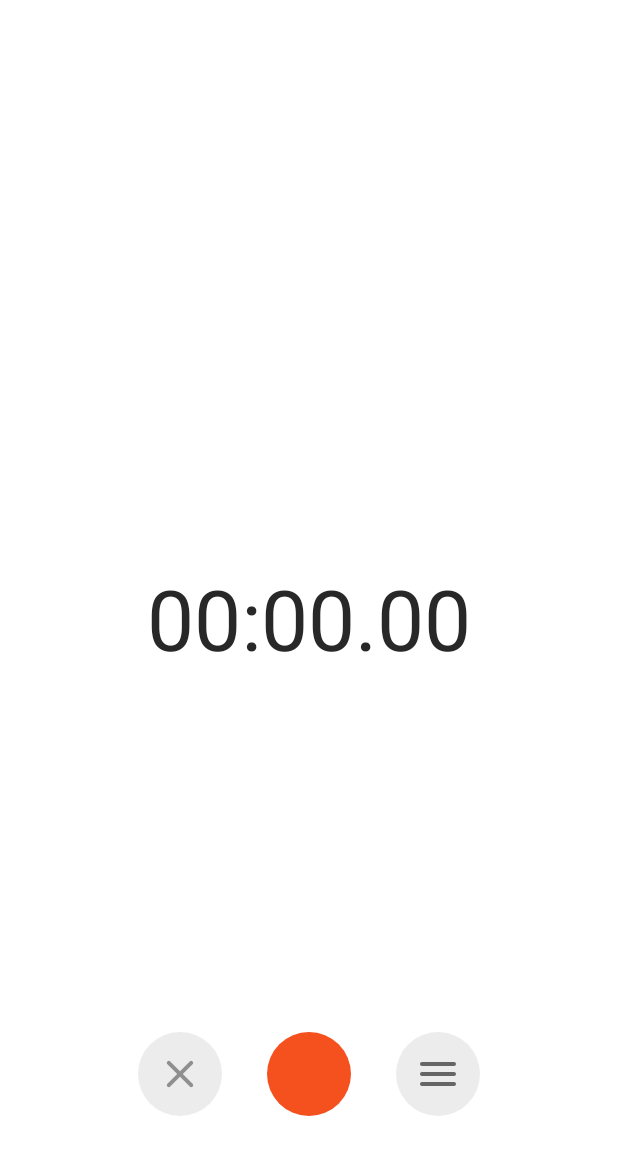
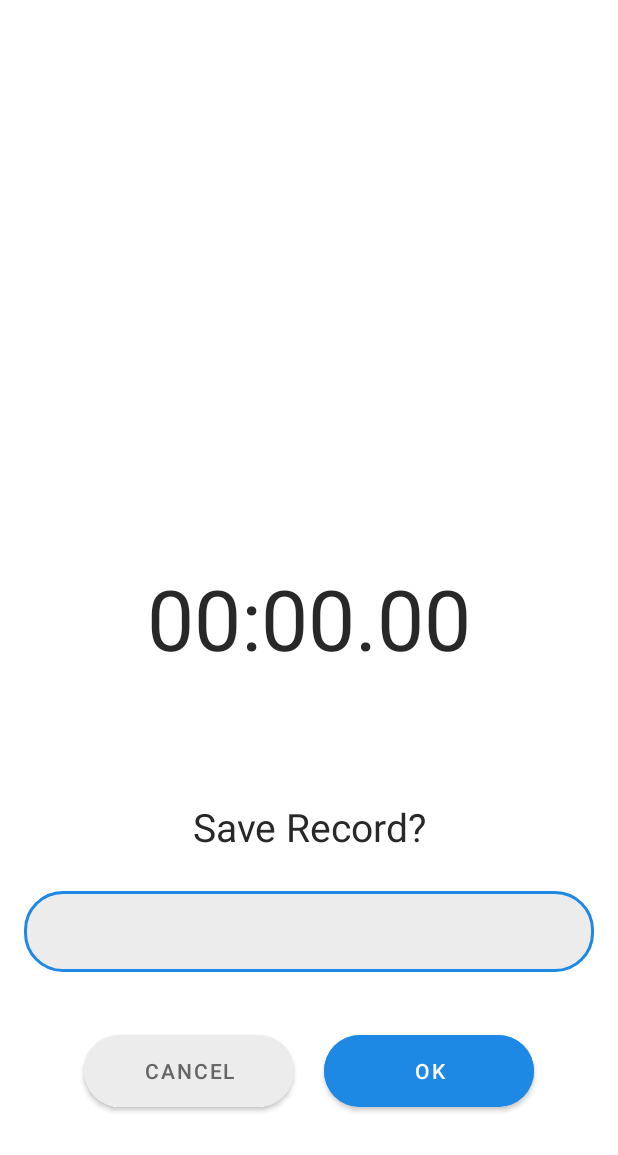
Before and after one commit to viktornikolov069/Audio-Recorder, an Android app: the layout activity_main.xml on its own in the app's theme, with its tools: preview values and no code run, on a phone screen of 412 x 824 dp. Shown: the top 1155 px of the screen. Run offline under Robolectric (Android 15) with nearby library versions, the phone set to English and light mode, and no system bars.

Commit message:
Added bottom sheet

```diff
--- /dev/null
+++ b/app/src/main/res/drawable/background_round.xml
@@ -0,0 +1,6 @@
+<?xml version="1.0" encoding="utf-8"?>
+<shape xmlns:android="http://schemas.android.com/apk/res/android">
+    <solid android:color="@color/white"/>
+    <corners android:topRightRadius="30dp"
+        android:topLeftRadius="30dp"></corners>
+</shape>
--- a/app/src/main/res/layout/activity_main.xml
+++ b/app/src/main/res/layout/activity_main.xml
@@ -1,10 +1,15 @@
 <?xml version="1.0" encoding="utf-8"?>
-<androidx.constraintlayout.widget.ConstraintLayout xmlns:android="http://schemas.android.com/apk/res/android"
+<androidx.coordinatorlayout.widget.CoordinatorLayout
+    xmlns:android="http://schemas.android.com/apk/res/android"
     xmlns:app="http://schemas.android.com/apk/res-auto"
     xmlns:tools="http://schemas.android.com/tools"
     android:layout_width="match_parent"
     android:layout_height="match_parent"
     tools:context=".ui.MainActivity">
+
+    <androidx.constraintlayout.widget.ConstraintLayout
+    android:layout_width="match_parent"
+    android:layout_height="match_parent">
 
         <TextView
             android:id="@+id/tvTimer"
@@ -63,3 +68,13 @@
         </LinearLayout>
 
     </androidx.constraintlayout.widget.ConstraintLayout>
+
+    <View
+        android:id="@+id/viewBottomSheetBackGround"
+        android:layout_width="match_parent"
+        android:layout_height="match_parent"
+        android:visibility="gone"
+        android:background="@color/opaqueBackGround"/>
+
+    <include layout="@layout/bottom_sheet"/>
+</androidx.coordinatorlayout.widget.CoordinatorLayout>
--- /dev/null
+++ b/app/src/main/res/layout/bottom_sheet.xml
@@ -0,0 +1,64 @@
+<?xml version="1.0" encoding="utf-8"?>
+<LinearLayout xmlns:android="http://schemas.android.com/apk/res/android"
+    android:id="@+id/bottomSheetSaveRecord"
+    android:layout_width="match_parent"
+    android:layout_height="wrap_content"
+    xmlns:app="http://schemas.android.com/apk/res-auto"
+    app:layout_behavior="@string/bottom_sheet_behavior"
+    android:background="@drawable/background_round"
+    android:orientation="vertical">
+
+    <TextView
+        android:layout_width="match_parent"
+        android:layout_height="wrap_content"
+        android:text="Save Record?"
+        android:layout_marginTop="20dp"
+        android:textSize="26sp"
+        android:textAlignment="center"/>
+
+    <com.google.android.material.textfield.TextInputLayout
+        style="@style/TextLayoutStyle"
+        android:layout_width="match_parent"
+        android:layout_height="wrap_content">
+
+        <com.google.android.material.textfield.TextInputEditText
+            android:id="@+id/etFilenameInput"
+            android:layout_width="match_parent"
+            android:layout_height="wrap_content"
+            android:layout_margin="16dp"
+            android:padding="16dp">
+
+        </com.google.android.material.textfield.TextInputEditText>
+
+    </com.google.android.material.textfield.TextInputLayout>
+
+    <LinearLayout
+        android:layout_width="match_parent"
+        android:layout_height="wrap_content"
+        android:gravity="center"
+        android:layout_marginBottom="80dp">
+
+        <com.google.android.material.button.MaterialButton
+            android:id="@+id/btnCancel"
+            android:layout_width="140dp"
+            android:layout_height="60dp"
+            android:text="cancel"
+            android:backgroundTint="@color/gray"
+            android:textColor="@color/grayDark"
+            app:cornerRadius="26dp"
+            app:rippleColor="@color/grayDark"/>
+
+        <com.google.android.material.button.MaterialButton
+            android:id="@+id/btnOk"
+            android:layout_width="140dp"
+            android:layout_height="60dp"
+            android:text="ok"
+            android:backgroundTint="@color/strokeColorColor"
+            android:layout_marginStart="20dp"
+            android:textColor="@color/white"
+            app:cornerRadius="26dp"
+            app:rippleColor="@color/grayDark"/>
+    </LinearLayout>
+
+
+</LinearLayout>
--- a/app/src/main/res/values-night/themes.xml
+++ b/app/src/main/res/values-night/themes.xml
@@ -17,4 +17,15 @@
         <item name="rippleColor">@color/grayDarkDisabled</item>
 
     </style>
+
+    <style name="TextLayoutStyle" parent="Widget.MaterialComponents.TextInputLayout.OutlinedBox">
+        <item name="android:layout_marginTop">20dp</item>
+        <item name="android:layout_marginBottom">20dp</item>
+        <item name="boxBackgroundColor">@color/gray</item>
+        <item name="boxStrokeColor">@color/strokeColorColor</item>
+        <item name="boxCornerRadiusBottomStart">26dp</item>
+        <item name="boxCornerRadiusBottomEnd">26dp</item>
+        <item name="boxCornerRadiusTopStart">26dp</item>
+        <item name="boxCornerRadiusTopEnd">26dp</item>
+    </style>
 </resources>
--- a/app/src/main/res/values/colors.xml
+++ b/app/src/main/res/values/colors.xml
@@ -7,11 +7,16 @@
     <color name="teal_700">#FF018786</color>
     <color name="black">#FF000000</color>
     <color name="white">#FFFFFFFF</color>
+
+    <!-- Custom colors -->
     <color name="orange">#F4511E</color>
     <color name="gray">#ECECEC</color>
     <color name="grayDark">#656565</color>
     <color name="grayDarkDisabled">#8F8F8F</color>
     <color name="colorText">#282828</color>
     <color name="statusColor">#F4F4F4</color>
+    <color name="strokeColorColor">#1E88E5</color>
+    <color name="opaqueBackGround">#61000000</color>
+
 
 </resources>
--- a/app/src/main/res/values/themes.xml
+++ b/app/src/main/res/values/themes.xml
@@ -18,4 +18,15 @@
         <item name="android:textColor">@color/colorText</item>
         <item name="rippleColor">@color/grayDarkDisabled</item>
     </style>
+
+    <style name="TextLayoutStyle" parent="Widget.MaterialComponents.TextInputLayout.OutlinedBox">
+        <item name="android:layout_marginTop">20dp</item>
+        <item name="android:layout_marginBottom">20dp</item>
+        <item name="boxBackgroundColor">@color/gray</item>
+        <item name="boxStrokeColor">@color/strokeColorColor</item>
+        <item name="boxCornerRadiusBottomStart">26dp</item>
+        <item name="boxCornerRadiusBottomEnd">26dp</item>
+        <item name="boxCornerRadiusTopStart">26dp</item>
+        <item name="boxCornerRadiusTopEnd">26dp</item>
+    </style>
 </resources>
```
Also changed, not shown: app/src/main/java/com/example/audiorecorder/ui/MainActivity.kt (+85 -18 lines). Lines whose indentation alone changed are shown as unchanged.
